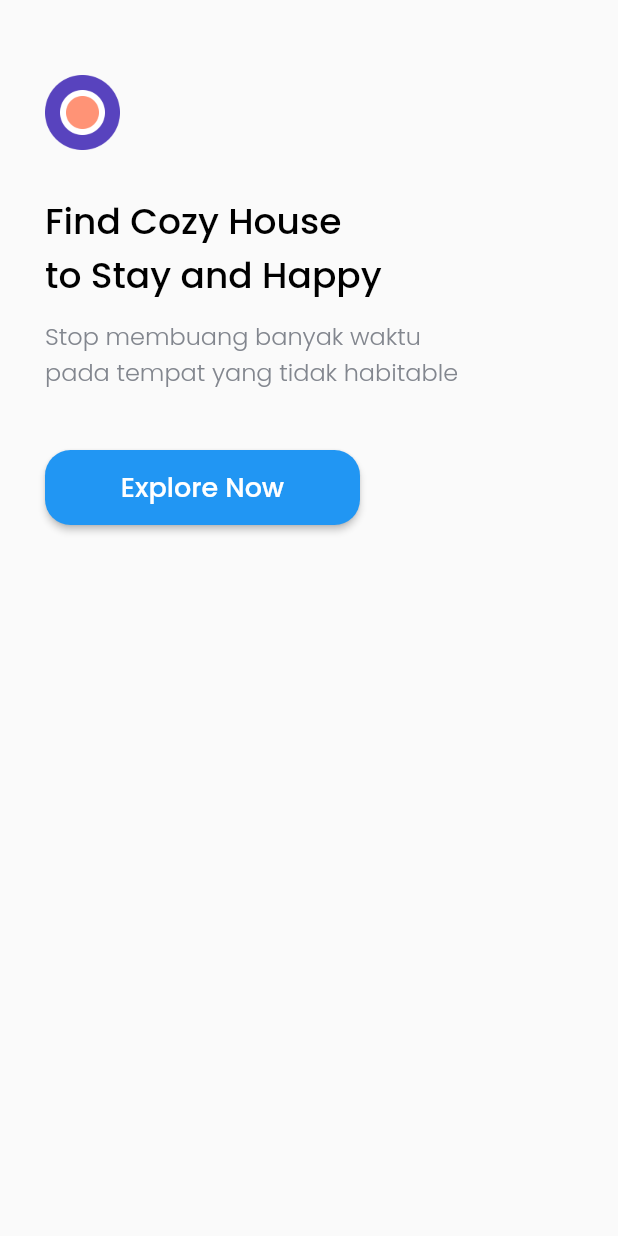
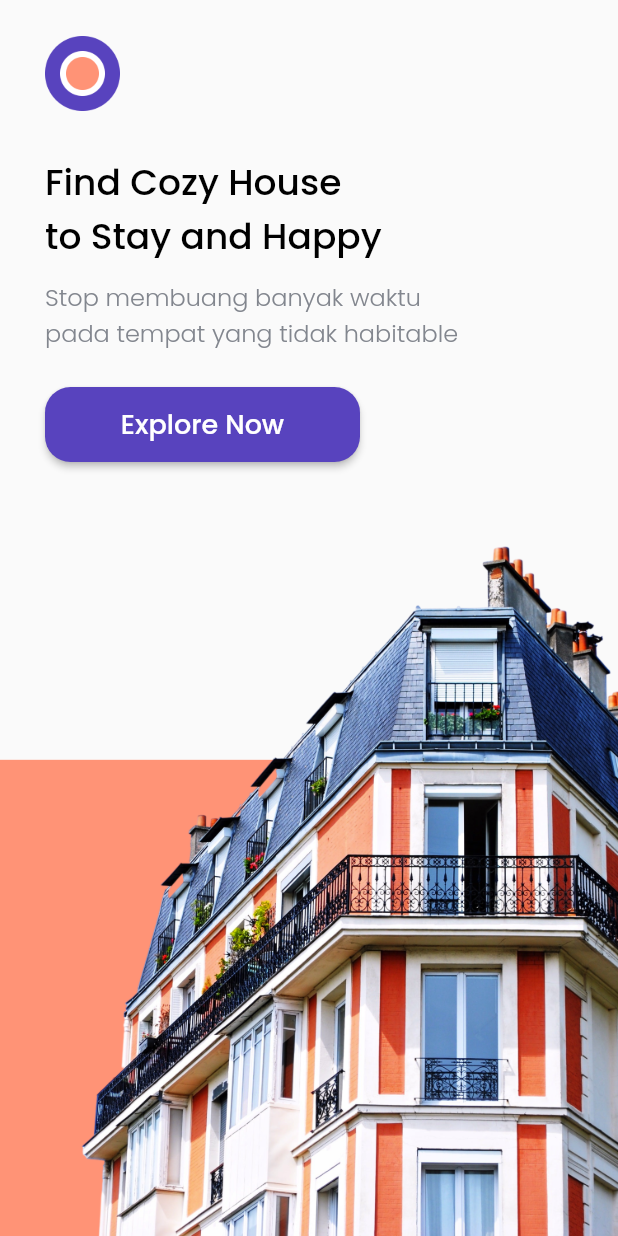
Before and after one commit to BennoAlif/cozy, a Flutter app: the screen it shows after launch, on a phone screen of 412 x 824 dp. Run offline on Flutter 3.47's test engine with Material 2 defaults, Android fonts, the phone set to English and light mode, and no system bars; our stand-ins replace google_fonts.

Commit message:
[Splash Page] Footer

```diff
--- a/lib/pages/splash_page.dart
+++ b/lib/pages/splash_page.dart
@@ -8,9 +8,17 @@ class SplashPage extends StatelessWidget {
   Widget build(BuildContext context) {
     return Scaffold(
       body: SafeArea(
-        child: Padding(
+        child: Stack(
+          children: [
+            Align(
+              alignment: Alignment.bottomCenter,
+              child: Image.asset(
+                'assets/splash_image.png',
+              ),
+            ),
+            Padding(
               padding: const EdgeInsets.only(
-            top: 50,
+                top: 24,
                 left: 30,
               ),
               child: Column(
@@ -44,7 +52,7 @@ class SplashPage extends StatelessWidget {
                     ),
                   ),
                   const SizedBox(
-                height: 40,
+                    height: 24,
                   ),
                   SizedBox(
                     width: 210,
@@ -52,6 +60,7 @@ class SplashPage extends StatelessWidget {
                     child: ElevatedButton(
                       onPressed: () {},
                       style: ElevatedButton.styleFrom(
+                        primary: purpleColor,
                         shape: RoundedRectangleBorder(
                           borderRadius: BorderRadius.circular(17),
                         ),
@@ -65,6 +74,8 @@ class SplashPage extends StatelessWidget {
                 ],
               ),
             ),
+          ],
+        ),
       ),
     );
   }
```
Lines whose indentation alone changed are shown as unchanged.
